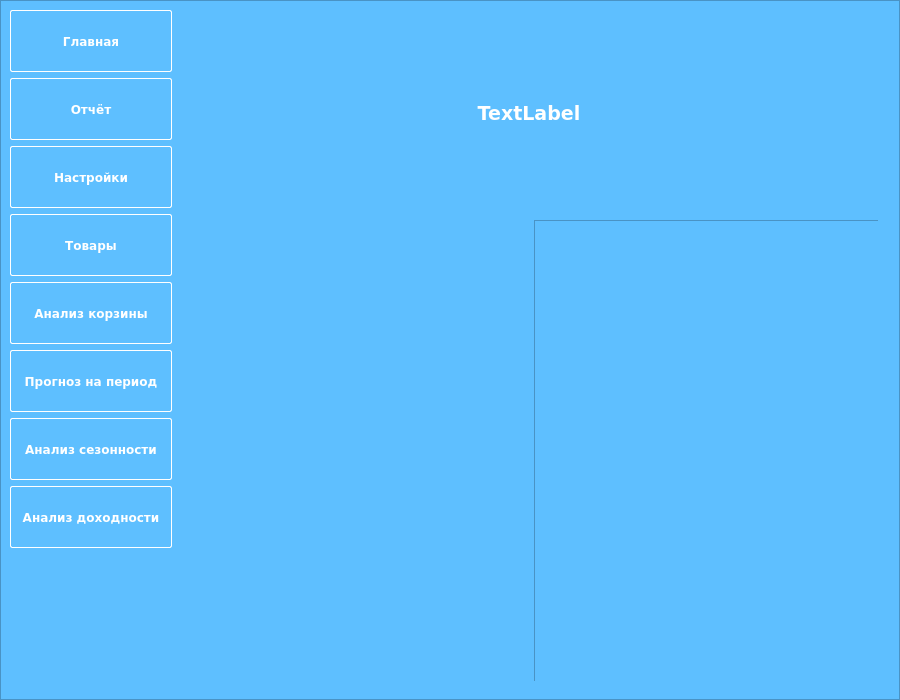
The window that design_dev.ui (miptivan/data_desktop) describes before a commit, drawn with Qt 5.
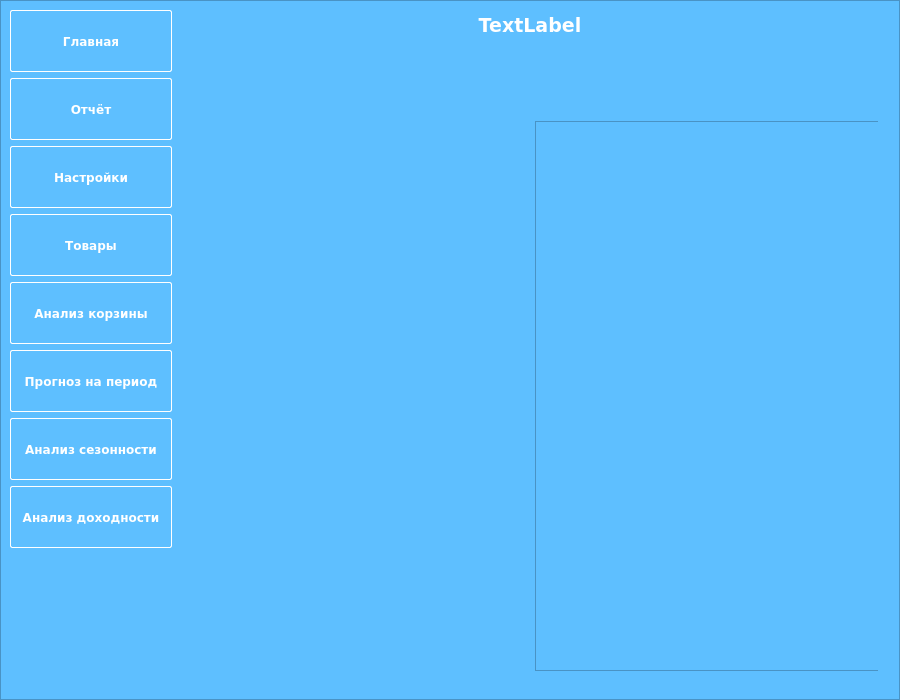
The same window after the commit. Custom widgets are drawn as their Qt base class.

Commit message: label align top

Patch:
```diff
--- a/design_dev.ui
+++ b/design_dev.ui
@@ -1401,25 +1401,25 @@
          <widget class="QWidget" name="">
           <property name="geometry">
            <rect>
-            <x>0</x>
-            <y>1</y>
+            <x>1</x>
+            <y>2</y>
             <width>702</width>
-            <height>761</height>
+            <height>661</height>
            </rect>
           </property>
-          <layout class="QGridLayout" name="gridLayout_9">
-           <item row="0" column="0">
+          <layout class="QVBoxLayout" name="verticalLayout_8">
+           <item>
             <widget class="QLabel" name="label_21">
              <property name="minimumSize">
               <size>
                <width>700</width>
-               <height>200</height>
+               <height>100</height>
               </size>
              </property>
              <property name="maximumSize">
               <size>
                <width>16777215</width>
-               <height>200</height>
+               <height>100</height>
               </size>
              </property>
              <property name="font">
@@ -1434,14 +1434,14 @@
               <string>TextLabel</string>
              </property>
              <property name="alignment">
-              <set>Qt::AlignCenter</set>
+              <set>Qt::AlignHCenter|Qt::AlignTop</set>
              </property>
              <property name="wordWrap">
               <bool>true</bool>
              </property>
             </widget>
            </item>
-           <item row="1" column="0">
+           <item>
             <layout class="QHBoxLayout" name="horizontalLayout_12">
              <item>
               <widget class="MplWidget" name="widget_2" native="true">
```
